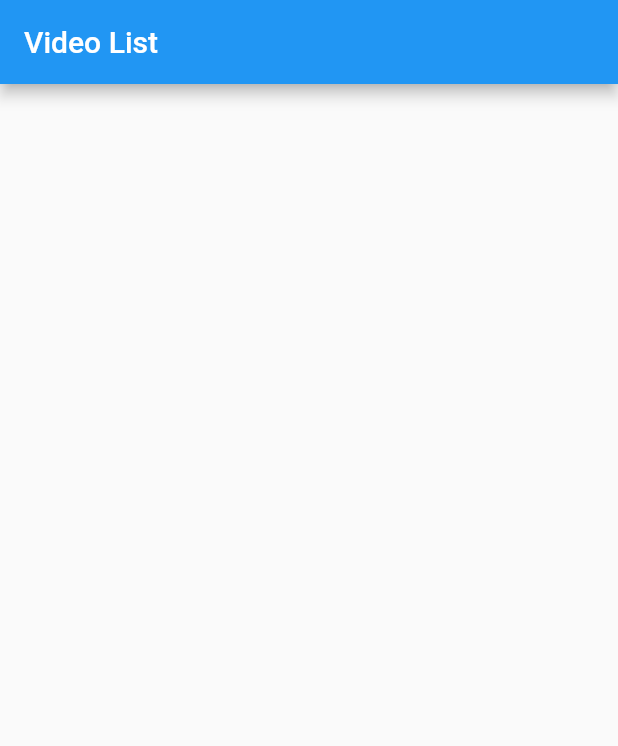
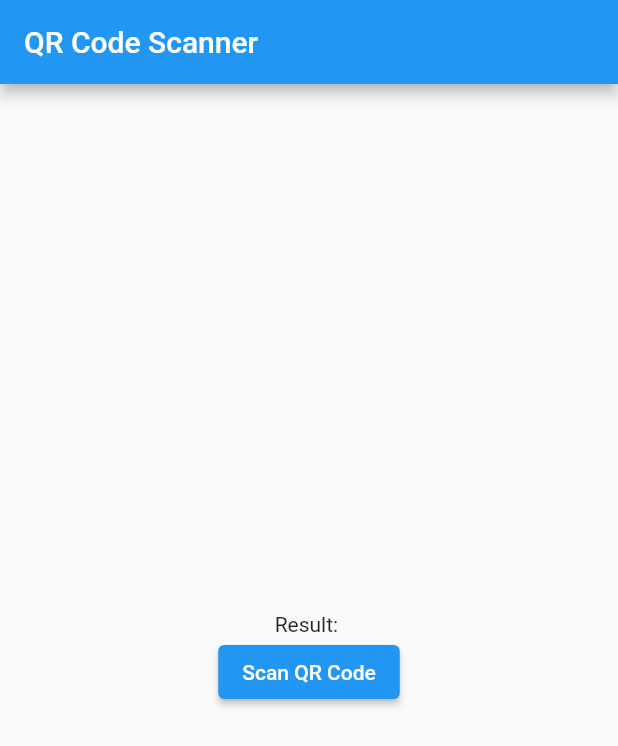
Before and after one commit to MarcelSSouza/songlearn, a Flutter app: the screen it shows after launch, on a phone screen of 412 x 824 dp. Shown: the top 746 px of the screen. Run offline on Flutter 3.47's test engine with Material 2 defaults, Android fonts, the light colour scheme and no system bars; our stand-ins replace file_picker, firebase_auth, firebase_core, firebase_storage, google_maps_flutter, video_player; missing offline and left inert: qrscan; accounts and stored records are empty.

Commit message:
QrCode working bu thte camera do not initialize automatically

```diff
--- a/lib/Pages/Map.dart
+++ b/lib/Pages/Map.dart
@@ -26,8 +26,7 @@ class _MapScreenState extends State<MapScreen> {
           ),
         ]),
         onMapCreated: (GoogleMapController controller) {
-          // Called when the map is created and ready to be used
-          // You can perform additional map configuration here
+
         },
       ),
     );
--- /dev/null
+++ b/lib/Pages/QRCodeScannerPage.dart
@@ -0,0 +1,53 @@
+import 'package:flutter/material.dart';
+import 'package:qrscan/qrscan.dart' as scanner;
+import 'package:url_launcher/url_launcher.dart';
+
+class QRCodeScannerPage extends StatefulWidget {
+  @override
+  _QRCodeScannerPageState createState() => _QRCodeScannerPageState();
+}
+
+class _QRCodeScannerPageState extends State<QRCodeScannerPage> {
+  String? result = '';
+
+  Future<void> _scanQRCode() async {
+    String? cameraScanResult = await scanner.scan();
+
+    //froms trign to uri
+    Uri cameraScanResultUri = Uri.parse(cameraScanResult!);
+
+    setState(() {
+      result = cameraScanResult;
+    });
+
+
+    _launchURL(cameraScanResultUri);
+
+  }
+
+  Future<void> _launchURL(Uri url) async {
+      await launchUrl(url );
+
+  }
+
+  @override
+  Widget build(BuildContext context) {
+    return Scaffold(
+      appBar: AppBar(
+        title: Text('QR Code Scanner'),
+      ),
+      body: Center(
+        child: Column(
+          mainAxisAlignment: MainAxisAlignment.center,
+          children: [
+            Text('Result: $result'),
+            ElevatedButton(
+              onPressed: _scanQRCode,
+              child: Text('Scan QR Code'),
+            ),
+          ],
+        ),
+      ),
+    );
+  }
+}
--- a/lib/main.dart
+++ b/lib/main.dart
@@ -3,6 +3,7 @@ import 'package:songlearn/Pages/Register.dart';
 import 'package:firebase_core/firebase_core.dart';
 import 'Pages/Login.dart';
 import 'Pages/Map.dart';
+import 'Pages/QRCodeScannerPage.dart';
 import 'Pages/VideoListPage.dart';
 import 'Pages/VideoUploadPage.dart';
 import 'firebase_options.dart';
@@ -25,7 +26,7 @@ class LearningMusicApp extends StatelessWidget {
       theme: ThemeData(
         primarySwatch: Colors.blue,
       ),
-      home: VideoListPage(),
+      home: QRCodeScannerPage(),
        routes: {
         '/menu': (context) => MenuPage(),
         '/login': (context) => Login(),
@@ -33,6 +34,7 @@ class LearningMusicApp extends StatelessWidget {
         '/map': (context) => MapScreen(),
         '/video': (context) => VideoUploadPage(),
         '/videoList': (context) => VideoListPage(),
+        'QRCodeScanner': (context) => QRCodeScannerPage(),
       },
     );
   }
--- a/pubspec.yaml
+++ b/pubspec.yaml
@@ -44,6 +44,8 @@ dependencies:
   firebase_storage: ^11.2.2
   file_picker: ^5.3.1
   video_player: ^2.6.1
+  url_launcher: ^6.0.0
+  qrscan: ^0.3.3
 
 
 
```
Also changed, not shown: pubspec.lock, 6 other files.
